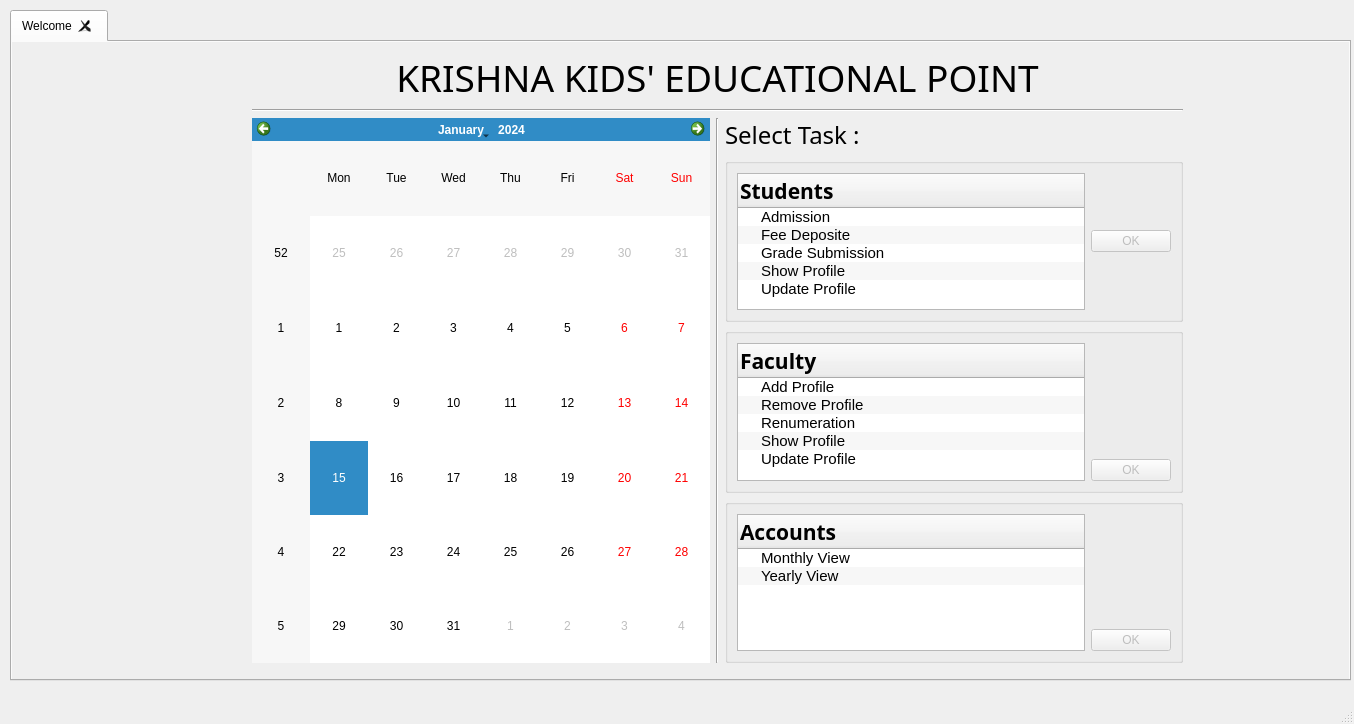
This is adminWindow.ui in shekharsaurav/AccountsProject as Qt 5 draws it before an edit. The edited form follows.
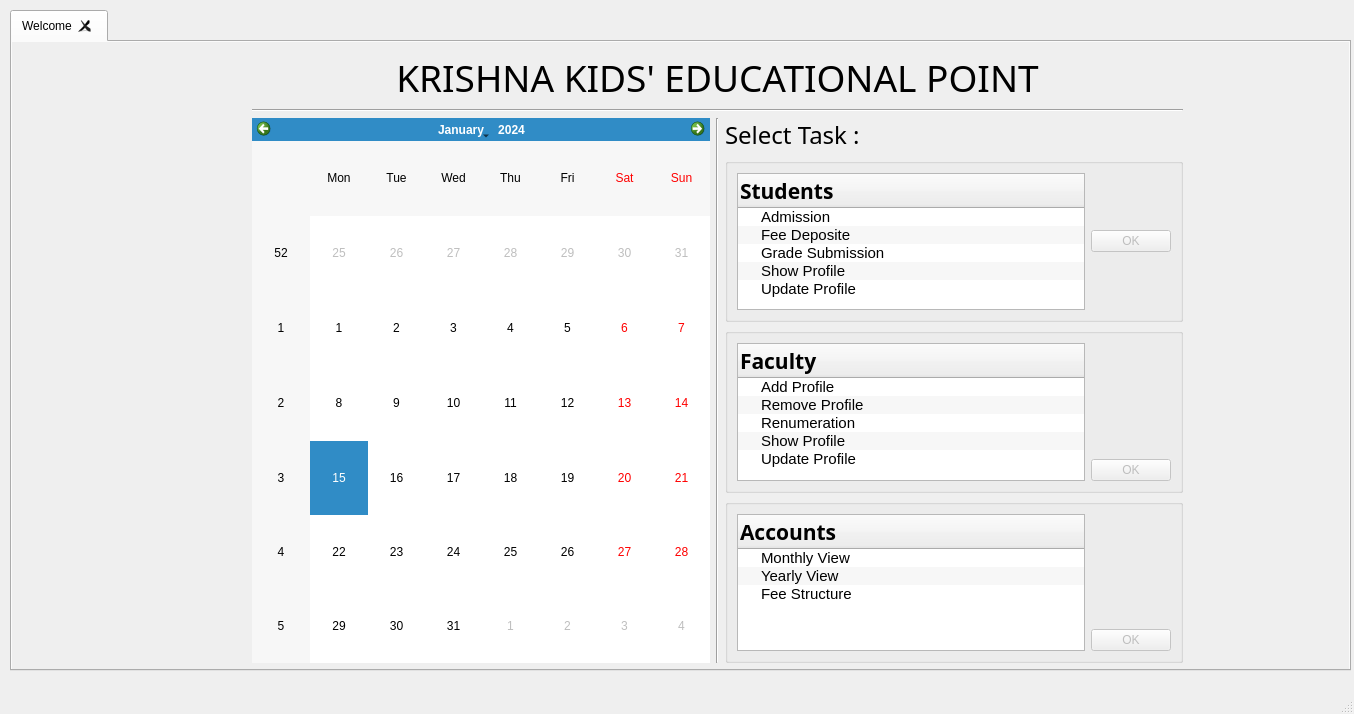
This is the edited form.

Commit message: Commiting from windows after fee structure

The edit to the form file:
```diff
--- a/adminWindow.ui
+++ b/adminWindow.ui
@@ -7,7 +7,7 @@
     <x>0</x>
     <y>0</y>
     <width>1354</width>
-    <height>724</height>
+    <height>714</height>
    </rect>
   </property>
   <property name="sizePolicy">
@@ -41,7 +41,7 @@
       <x>10</x>
       <y>10</y>
       <width>1341</width>
-      <height>671</height>
+      <height>661</height>
      </rect>
     </property>
     <property name="sizePolicy">
@@ -509,6 +509,11 @@
                   <string>Yearly View</string>
                  </property>
                 </item>
+                <item>
+                 <property name="text">
+                  <string>Fee Structure</string>
+                 </property>
+                </item>
                </widget>
               </item>
               <item alignment="Qt::AlignBottom">
```
Left out of the diff: 2 changed lines with no effect on the pictures. The commit also changes 24 other files.
